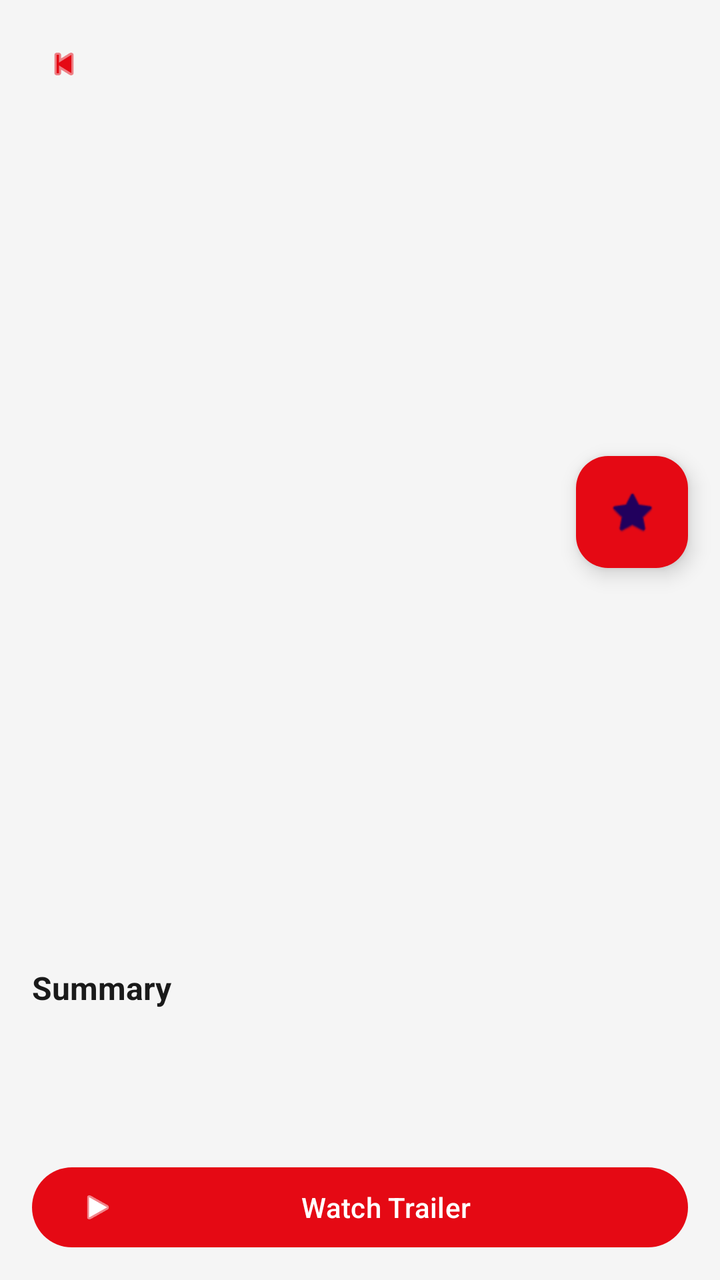
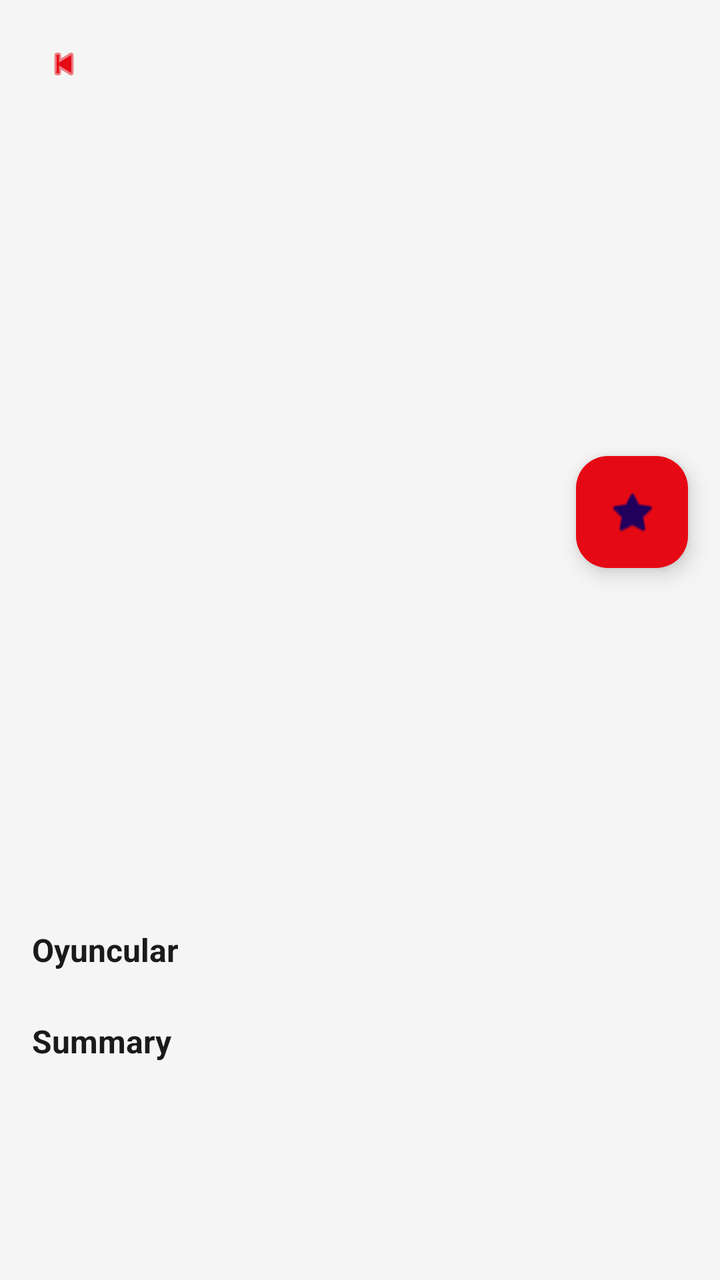

An Android layout rendered at two revisions. The XML below is the earlier revision; the diff shows what the commit changed to produce the second picture.
<!-- AndroidManifest.xml: application theme Theme.MovieLog -->
<!-- res/layout/fragment_detail.xml -->
<?xml version="1.0" encoding="utf-8"?>
<androidx.core.widget.NestedScrollView
    xmlns:android="http://schemas.android.com/apk/res/android"
    xmlns:app="http://schemas.android.com/apk/res-auto"
    android:layout_width="match_parent"
    android:layout_height="match_parent"
    android:background="@color/background">

    <androidx.constraintlayout.widget.ConstraintLayout
        android:layout_width="match_parent"
        android:layout_height="wrap_content">

        
        <ImageView
            android:id="@+id/iv_poster"
            android:layout_width="0dp"
            android:layout_height="300dp"
            android:scaleType="centerCrop"
            app:layout_constraintTop_toTopOf="parent"
            app:layout_constraintStart_toStartOf="parent"
            app:layout_constraintEnd_toEndOf="parent"/>

        
        <com.google.android.material.button.MaterialButton
            android:id="@+id/btn_back"
            style="@style/Widget.Material3.Button.IconButton"
            android:layout_width="wrap_content"
            android:layout_height="wrap_content"
            android:layout_margin="@dimen/margin_small"
            app:icon="@android:drawable/ic_media_previous"
            app:layout_constraintTop_toTopOf="parent"
            app:layout_constraintStart_toStartOf="parent"/>

        
        <com.google.android.material.floatingactionbutton.FloatingActionButton
            android:id="@+id/fab_favorite"
            android:layout_width="wrap_content"
            android:layout_height="wrap_content"
            android:layout_margin="@dimen/margin_medium"
            app:srcCompat="@android:drawable/btn_star"
            app:backgroundTint="@color/red_primary"
            app:layout_constraintBottom_toBottomOf="@id/iv_poster"
            app:layout_constraintEnd_toEndOf="parent"/>

        
        <TextView
            android:id="@+id/tv_title"
            android:layout_width="0dp"
            android:layout_height="wrap_content"
            android:textSize="@dimen/text_title"
            android:textColor="@color/on_surface"
            android:textStyle="bold"
            android:padding="@dimen/padding_medium"
            app:layout_constraintTop_toBottomOf="@id/iv_poster"
            app:layout_constraintStart_toStartOf="parent"
            app:layout_constraintEnd_toEndOf="parent"/>

        
        <TextView
            android:id="@+id/tv_rating"
            android:layout_width="wrap_content"
            android:layout_height="wrap_content"
            android:textSize="@dimen/text_medium"
            android:textColor="@color/rating_color"
            android:textStyle="bold"
            android:paddingStart="@dimen/padding_medium"
            android:paddingBottom="@dimen/padding_small"
            app:layout_constraintTop_toBottomOf="@id/tv_title"
            app:layout_constraintStart_toStartOf="parent"/>

        
        <TextView
            android:id="@+id/tv_year"
            android:layout_width="wrap_content"
            android:layout_height="wrap_content"
            android:textSize="@dimen/text_medium"
            android:textColor="@color/text_secondary"
            android:paddingStart="@dimen/padding_medium"
            android:paddingBottom="@dimen/padding_small"
            app:layout_constraintTop_toBottomOf="@id/tv_rating"
            app:layout_constraintStart_toStartOf="parent"/>

        
        <TextView
            android:id="@+id/tv_genre"
            android:layout_width="wrap_content"
            android:layout_height="wrap_content"
            android:textSize="@dimen/text_medium"
            android:textColor="@color/text_secondary"
            android:paddingStart="@dimen/padding_medium"
            android:paddingBottom="@dimen/padding_small"
            app:layout_constraintTop_toBottomOf="@id/tv_year"
            app:layout_constraintStart_toStartOf="parent"/>

        
        <TextView
            android:id="@+id/tv_director"
            android:layout_width="wrap_content"
            android:layout_height="wrap_content"
            android:textSize="@dimen/text_medium"
            android:textColor="@color/text_secondary"
            android:paddingStart="@dimen/padding_medium"
            android:paddingBottom="@dimen/padding_small"
            app:layout_constraintTop_toBottomOf="@id/tv_genre"
            app:layout_constraintStart_toStartOf="parent"/>

        
        <TextView
            android:id="@+id/tv_summary_title"
            android:layout_width="wrap_content"
            android:layout_height="wrap_content"
            android:text="@string/movie_summary"
            android:textSize="@dimen/text_large"
            android:textColor="@color/on_surface"
            android:textStyle="bold"
            android:paddingStart="@dimen/padding_medium"
            android:paddingTop="@dimen/padding_medium"
            android:paddingBottom="@dimen/padding_small"
            app:layout_constraintTop_toBottomOf="@id/tv_director"
            app:layout_constraintStart_toStartOf="parent"/>

        
        <TextView
            android:id="@+id/tv_summary"
            android:layout_width="0dp"
            android:layout_height="wrap_content"
            android:textSize="@dimen/text_medium"
            android:textColor="@color/text_secondary"
            android:lineSpacingMultiplier="1.5"
            android:padding="@dimen/padding_medium"
            app:layout_constraintTop_toBottomOf="@id/tv_summary_title"
            app:layout_constraintStart_toStartOf="parent"
            app:layout_constraintEnd_toEndOf="parent"/>

        
        <com.google.android.material.button.MaterialButton
            android:id="@+id/btn_trailer"
            android:layout_width="0dp"
            android:layout_height="wrap_content"
            android:layout_margin="@dimen/margin_medium"
            android:text="@string/trailer"
            app:icon="@android:drawable/ic_media_play"
            app:backgroundTint="@color/red_primary"
            app:layout_constraintTop_toBottomOf="@id/tv_summary"
            app:layout_constraintStart_toStartOf="parent"
            app:layout_constraintEnd_toEndOf="parent"
            app:layout_constraintBottom_toBottomOf="parent"/>

    </androidx.constraintlayout.widget.ConstraintLayout>

</androidx.core.widget.NestedScrollView>
<!-- resources referenced by this layout -->
<resources>
  <color name="background">#F5F5F5</color>
  <color name="on_surface">#1A1A1A</color>
  <color name="rating_color">#FFD700</color>
  <color name="red_primary">#E50914</color>
  <color name="text_secondary">#757575</color>
  <dimen name="margin_medium">16dp</dimen>
  <dimen name="margin_small">8dp</dimen>
  <dimen name="padding_medium">16dp</dimen>
  <dimen name="padding_small">8dp</dimen>
  <dimen name="text_large">16sp</dimen>
  <dimen name="text_medium">14sp</dimen>
  <dimen name="text_title">20sp</dimen>
  <string name="movie_summary">Summary</string>
  <string name="trailer">Watch Trailer</string>
  <style name="Theme.MovieLog" parent="Theme.Material3.DayNight.NoActionBar">
          
          <item name="colorPrimary">@color/red_primary</item>
          <item name="colorPrimaryVariant">@color/red_dark</item>
          <item name="colorOnPrimary">@color/white</item>
          <item name="colorSecondary">@color/red_accent</item>
          <item name="colorOnSecondary">@color/white</item>
          <item name="colorSurface">@color/surface</item>
          <item name="colorOnSurface">@color/on_surface</item>
          <item name="android:statusBarColor">@color/background</item>
          <item name="android:navigationBarColor">@color/background</item>
          <item name="android:windowBackground">@color/background</item>
      </style>
  <color name="red_dark">#B20710</color>
  <color name="white">#FFFFFF</color>
  <color name="red_accent">#FF4444</color>
  <color name="surface">#FFFFFF</color>
</resources>

<!-- the commit's change to res/layout/fragment_detail.xml (unified diff, before → after) -->
@@ -15,7 +15,7 @@
             android:id="@+id/iv_poster"
             android:layout_width="0dp"
             android:layout_height="300dp"
-            android:scaleType="centerCrop"
+            android:scaleType="fitCenter"
             app:layout_constraintTop_toTopOf="parent"
             app:layout_constraintStart_toStartOf="parent"
             app:layout_constraintEnd_toEndOf="parent"/>
@@ -81,28 +81,54 @@
             app:layout_constraintStart_toStartOf="parent"/>
 
         
-        <TextView
-            android:id="@+id/tv_genre"
+        <com.google.android.material.chip.ChipGroup
+            android:id="@+id/cg_genres"
+            android:layout_width="0dp"
+            android:layout_height="wrap_content"
+            android:paddingStart="@dimen/padding_medium"
+            android:paddingEnd="@dimen/padding_medium"
+            android:paddingBottom="@dimen/padding_small"
+            app:layout_constraintTop_toBottomOf="@id/tv_year"
+            app:layout_constraintStart_toStartOf="parent"
+            app:layout_constraintEnd_toEndOf="parent" />
+
+        
+        <TextView
+            android:id="@+id/tv_director"
             android:layout_width="wrap_content"
             android:layout_height="wrap_content"
             android:textSize="@dimen/text_medium"
             android:textColor="@color/text_secondary"
             android:paddingStart="@dimen/padding_medium"
             android:paddingBottom="@dimen/padding_small"
-            app:layout_constraintTop_toBottomOf="@id/tv_year"
-            app:layout_constraintStart_toStartOf="parent"/>
-
-        
-        <TextView
-            android:id="@+id/tv_director"
-            android:layout_width="wrap_content"
-            android:layout_height="wrap_content"
-            android:textSize="@dimen/text_medium"
-            android:textColor="@color/text_secondary"
-            android:paddingStart="@dimen/padding_medium"
-            android:paddingBottom="@dimen/padding_small"
-            app:layout_constraintTop_toBottomOf="@id/tv_genre"
-            app:layout_constraintStart_toStartOf="parent"/>
+            app:layout_constraintTop_toBottomOf="@id/cg_genres"
+            app:layout_constraintStart_toStartOf="parent"/>
+
+        
+        <TextView
+            android:id="@+id/tv_cast_title"
+            android:layout_width="wrap_content"
+            android:layout_height="wrap_content"
+            android:text="Oyuncular"
+            android:textSize="@dimen/text_large"
+            android:textColor="@color/on_surface"
+            android:textStyle="bold"
+            android:paddingStart="@dimen/padding_medium"
+            android:paddingTop="@dimen/padding_medium"
+            android:paddingBottom="@dimen/padding_small"
+            app:layout_constraintTop_toBottomOf="@id/tv_director"
+            app:layout_constraintStart_toStartOf="parent"/>
+
+        <androidx.recyclerview.widget.RecyclerView
+            android:id="@+id/rv_cast"
+            android:layout_width="match_parent"
+            android:layout_height="wrap_content"
+            android:orientation="horizontal"
+            android:paddingStart="@dimen/padding_medium"
+            android:paddingEnd="@dimen/padding_medium"
+            android:clipToPadding="false"
+            app:layoutManager="androidx.recyclerview.widget.LinearLayoutManager"
+            app:layout_constraintTop_toBottomOf="@id/tv_cast_title" />
 
         
         <TextView
@@ -116,7 +142,7 @@
             android:paddingStart="@dimen/padding_medium"
             android:paddingTop="@dimen/padding_medium"
             android:paddingBottom="@dimen/padding_small"
-            app:layout_constraintTop_toBottomOf="@id/tv_director"
+            app:layout_constraintTop_toBottomOf="@id/rv_cast"
             app:layout_constraintStart_toStartOf="parent"/>
 
         
@@ -133,18 +159,61 @@
             app:layout_constraintEnd_toEndOf="parent"/>
 
         
-        <com.google.android.material.button.MaterialButton
-            android:id="@+id/btn_trailer"
-            android:layout_width="0dp"
-            android:layout_height="wrap_content"
+        <FrameLayout
+            android:id="@+id/fl_trailer_container"
+            android:layout_width="match_parent"
+            android:layout_height="200dp"
             android:layout_margin="@dimen/margin_medium"
-            android:text="@string/trailer"
-            app:icon="@android:drawable/ic_media_play"
-            app:backgroundTint="@color/red_primary"
+            android:visibility="gone"
             app:layout_constraintTop_toBottomOf="@id/tv_summary"
             app:layout_constraintStart_toStartOf="parent"
-            app:layout_constraintEnd_toEndOf="parent"
-            app:layout_constraintBottom_toBottomOf="parent"/>
+            app:layout_constraintEnd_toEndOf="parent">
+            
+            <ImageView
+                android:id="@+id/iv_trailer_thumb"
+                android:layout_width="match_parent"
+                android:layout_height="match_parent"
+                android:scaleType="centerCrop" />
+                
+            <ImageView
+                android:layout_width="64dp"
+                android:layout_height="64dp"
+                android:layout_gravity="center"
+                android:padding="16dp"
+                android:src="@android:drawable/ic_media_play"
+                app:tint="@android:color/white"
+                android:background="@drawable/bg_play_circle" />
+        </FrameLayout>
+
+        
+        <TextView
+            android:id="@+id/tv_similar_title"
+            android:layout_width="wrap_content"
+            android:layout_height="wrap_content"
+            android:text="Benzer Yapımlar"
+            android:textSize="@dimen/text_large"
+            android:textColor="@color/on_surface"
+            android:textStyle="bold"
+            android:paddingStart="@dimen/padding_medium"
+            android:paddingTop="@dimen/padding_medium"
+            android:paddingBottom="@dimen/padding_small"
+            android:visibility="gone"
+            app:layout_constraintTop_toBottomOf="@id/fl_trailer_container"
+            app:layout_constraintStart_toStartOf="parent"/>
+
+        <androidx.recyclerview.widget.RecyclerView
+            android:id="@+id/rv_similar_movies"
+            android:layout_width="match_parent"
+            android:layout_height="wrap_content"
+            android:orientation="horizontal"
+            android:paddingStart="@dimen/padding_medium"
+            android:paddingEnd="@dimen/padding_medium"
+            android:paddingBottom="@dimen/padding_large"
+            android:clipToPadding="false"
+            android:visibility="gone"
+            app:layoutManager="androidx.recyclerview.widget.LinearLayoutManager"
+            app:layout_constraintTop_toBottomOf="@id/tv_similar_title"
+            app:layout_constraintBottom_toBottomOf="parent" />
 
     </androidx.constraintlayout.widget.ConstraintLayout>
 
<!-- resource entries referenced after the edit -->
@@ -7,13 +7,20 @@
   <color name="text_secondary">#757575</color>
   <dimen name="margin_medium">16dp</dimen>
   <dimen name="margin_small">8dp</dimen>
+  <dimen name="padding_large">24dp</dimen>
   <dimen name="padding_medium">16dp</dimen>
   <dimen name="padding_small">8dp</dimen>
   <dimen name="text_large">16sp</dimen>
   <dimen name="text_medium">14sp</dimen>
   <dimen name="text_title">20sp</dimen>
+  <!-- drawable bg_play_circle (drawable) -->
+  <?xml version="1.0" encoding="utf-8"?>
+  <shape xmlns:android="http://schemas.android.com/apk/res/android"
+      android:shape="oval">
+      <solid android:color="#99000000" />
+      <stroke android:width="2dp" android:color="#FFFFFF" />
+  </shape>
   <string name="movie_summary">Summary</string>
-  <string name="trailer">Watch Trailer</string>
   <style name="Theme.MovieLog" parent="Theme.Material3.DayNight.NoActionBar">
           
           <item name="colorPrimary">@color/red_primary</item>
